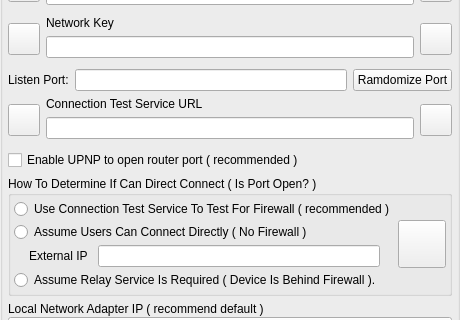
This is GoTvApps/GoTvCommon/Forms/AppletNetworkSettings.ui in brettrjones/gotvptop as Qt 5 draws it before an edit; both pictures show x 0 to 460 and y 143 to 463 of the 460 by 572 pixel window. The edited form follows.
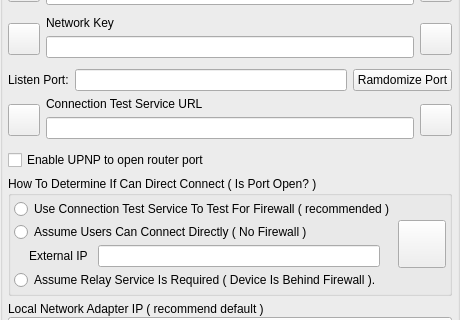
This is the edited form. Custom widgets are drawn as their Qt base class.

What changed in the file:
```diff
--- a/GoTvApps/GoTvCommon/Forms/AppletNetworkSettings.ui
+++ b/GoTvApps/GoTvCommon/Forms/AppletNetworkSettings.ui
@@ -354,7 +354,7 @@
          </sizepolicy>
         </property>
         <property name="text">
-         <string>Enable UPNP to open router port ( recommended )</string>
+         <string>Enable UPNP to open router port </string>
         </property>
        </widget>
       </item>
```
